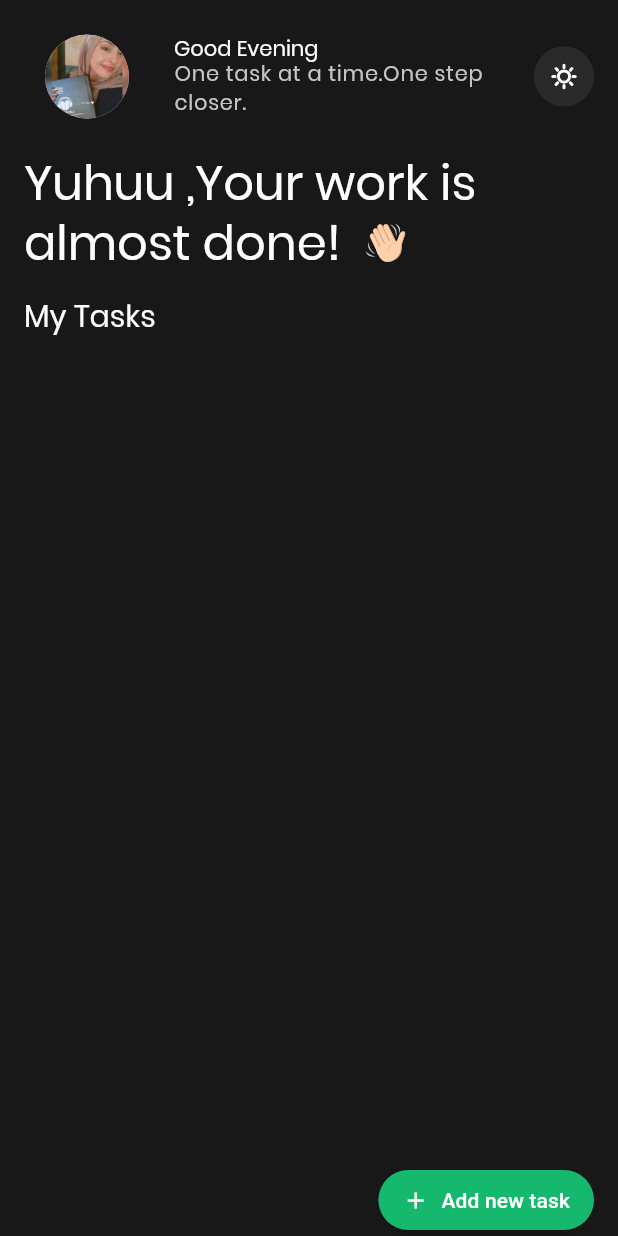
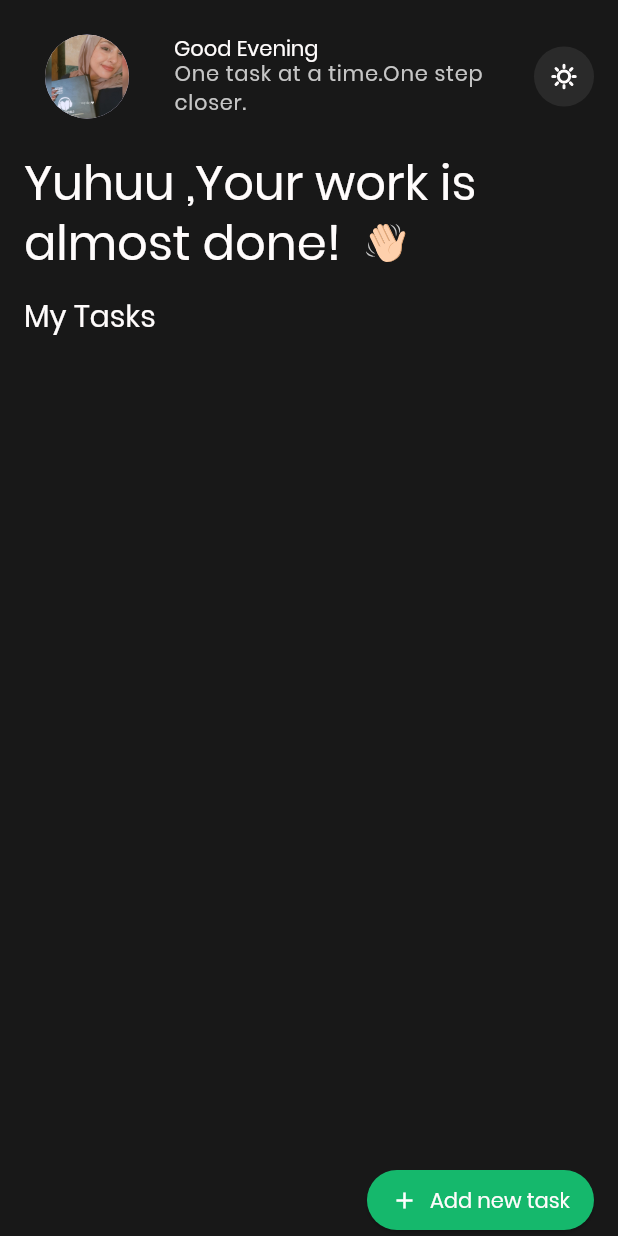
Before and after one commit to manaltaha555/Tasky, a Flutter app: the HomePage screen opened directly with empty values, on a phone screen of 412 x 824 dp. Run offline on Flutter 3.47's test engine with Material 3 defaults, Android fonts, the phone set to English and light mode, and no system bars; our stand-ins replace flutter_svg.

Commit message:
last touch

```diff
--- a/lib/view/pages/home_page.dart
+++ b/lib/view/pages/home_page.dart
@@ -125,7 +125,7 @@ class HomePage extends StatelessWidget {
                           padding: const EdgeInsets.only(right: 8),
                           child: Icon(Icons.add),
                         ),
-                        Text("Add new task"),
+                        Text("Add new task", style: theme.displayMedium,),
                       ],
                     ),
                   ),
--- a/lib/view/pages/root_page.dart
+++ b/lib/view/pages/root_page.dart
@@ -105,6 +105,3 @@ class _RootPageState extends State<RootPage> {
     );
   }
 }
-// Navigator.of(
-      //   context,
-      // ).push(MaterialPageRoute(builder: (context) => TaskPage()));    );
--- a/lib/view/pages/task_page.dart
+++ b/lib/view/pages/task_page.dart
@@ -19,6 +19,7 @@ class _TaskPageState extends State<TaskPage> {
   @override
   Widget build(BuildContext context) {
     return Scaffold(
+      resizeToAvoidBottomInset: false,
       appBar: AppBar(title: Text("New Task")),
       body: Padding(
         padding: const EdgeInsets.symmetric(horizontal: 16),
```
